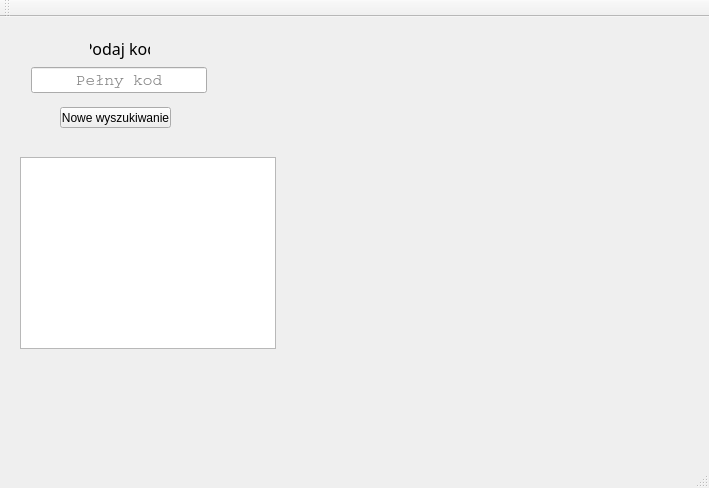
The window that mainwindow.ui (Qt-ctrl/PostalVer1) describes before a commit, drawn with Qt 5.
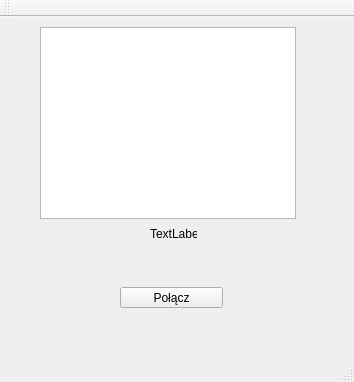
The same window after the commit.

Patch:
```diff
--- a/mainwindow.ui
+++ b/mainwindow.ui
@@ -6,8 +6,8 @@
    <rect>
     <x>0</x>
     <y>0</y>
-    <width>709</width>
-    <height>488</height>
+    <width>354</width>
+    <height>382</height>
    </rect>
   </property>
   <property name="windowTitle">
@@ -17,43 +17,12 @@
    <bool>false</bool>
   </property>
   <widget class="QWidget" name="centralWidget">
-   <widget class="QLineEdit" name="lineEdit">
-    <property name="enabled">
-     <bool>true</bool>
-    </property>
-    <property name="geometry">
-     <rect>
-      <x>31</x>
-      <y>50</y>
-      <width>176</width>
-      <height>26</height>
-     </rect>
-    </property>
-    <property name="font">
-     <font>
-      <family>Courier</family>
-      <pointsize>12</pointsize>
-     </font>
-    </property>
-    <property name="cursor">
-     <cursorShape>IBeamCursor</cursorShape>
-    </property>
-    <property name="text">
-     <string/>
-    </property>
-    <property name="alignment">
-     <set>Qt::AlignCenter</set>
-    </property>
-    <property name="placeholderText">
-     <string>Pełny kod</string>
-    </property>
-   </widget>
    <widget class="QPushButton" name="pushButton">
     <property name="geometry">
      <rect>
-      <x>60</x>
-      <y>90</y>
-      <width>111</width>
+      <x>120</x>
+      <y>270</y>
+      <width>103</width>
       <height>21</height>
      </rect>
     </property>
@@ -64,36 +33,27 @@
      <bool>true</bool>
     </property>
     <property name="text">
-     <string>Nowe wyszukiwanie</string>
+     <string>Połącz</string>
     </property>
    </widget>
    <widget class="QLabel" name="label">
     <property name="geometry">
      <rect>
-      <x>90</x>
-      <y>20</y>
-      <width>60</width>
-      <height>23</height>
+      <x>150</x>
+      <y>210</y>
+      <width>47</width>
+      <height>13</height>
      </rect>
     </property>
-    <property name="font">
-     <font>
-      <family>Sitka Banner</family>
-      <pointsize>12</pointsize>
-     </font>
-    </property>
     <property name="text">
-     <string>Podaj kod</string>
-    </property>
-    <property name="alignment">
-     <set>Qt::AlignCenter</set>
+     <string>TextLabel</string>
     </property>
    </widget>
-   <widget class="QTextBrowser" name="textBrowser">
+   <widget class="QTableView" name="tableView">
     <property name="geometry">
      <rect>
-      <x>20</x>
-      <y>140</y>
+      <x>40</x>
+      <y>10</y>
       <width>256</width>
       <height>192</height>
      </rect>
```
Left out of the diff: 2 changed lines with no effect on the pictures.
